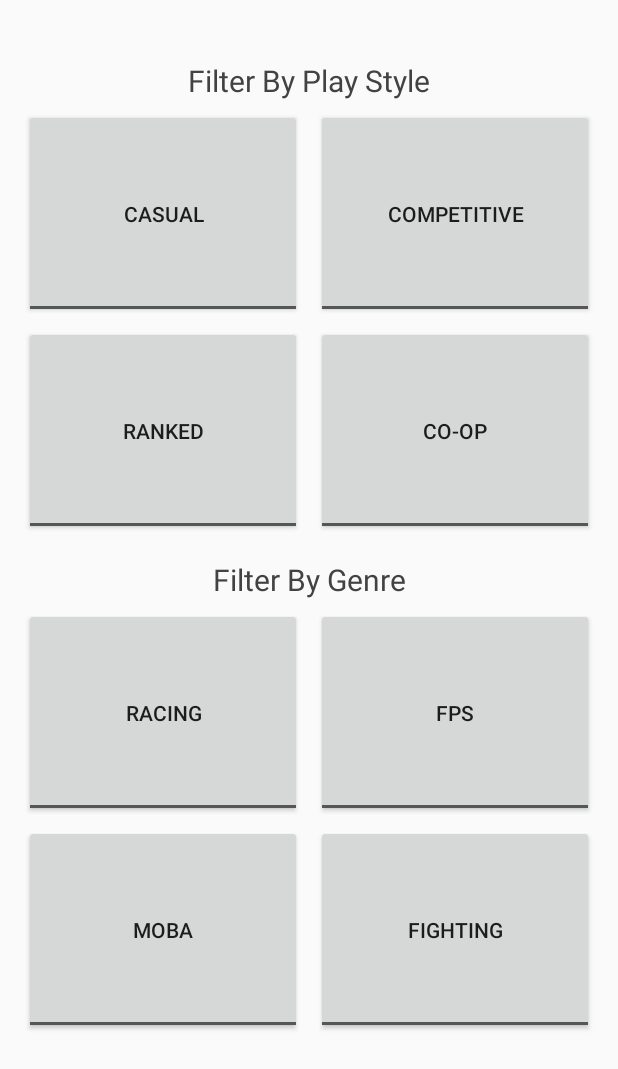
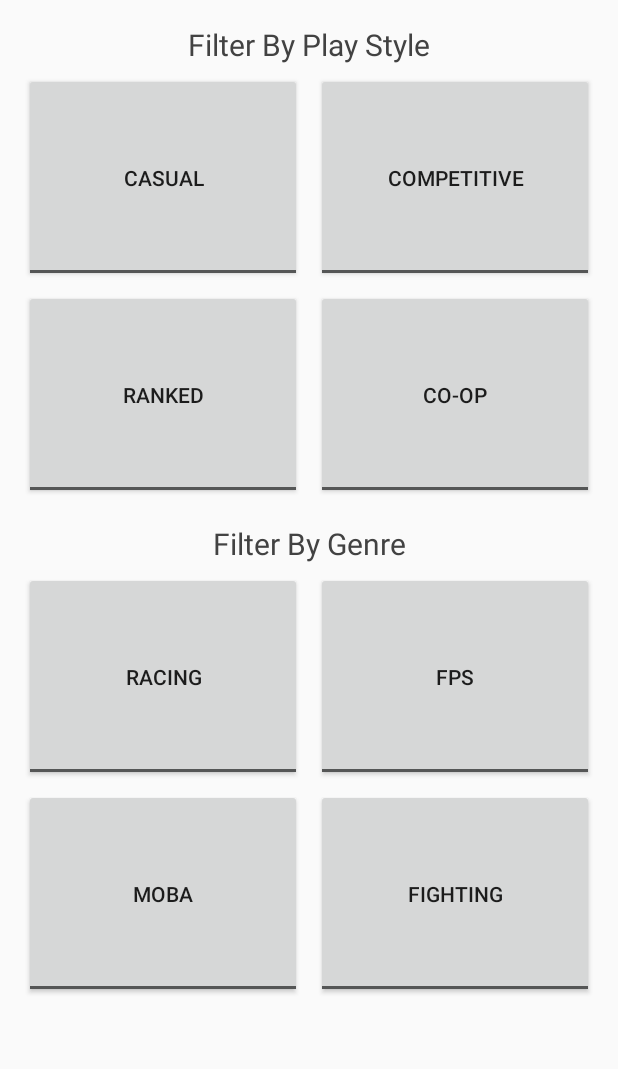
Before and after one commit to GitBray/ProjectGamr, an Android app built with Jetpack Compose: the layout fragment_explore.xml on its own in the app's theme, with its tools: preview values and no code run, on a phone screen of 412 x 824 dp. Shown: the top 1069 px of the screen. Run offline under Robolectric (Android 15) with nearby library versions, the light colour scheme and no system bars.

Commit message:
adjusted some margins on explore and profile pages to better fit previous UI fix

```diff
--- a/app/src/main/res/layout/fragment_explore.xml
+++ b/app/src/main/res/layout/fragment_explore.xml
@@ -11,7 +11,7 @@
         android:id="@+id/PlayStyleTitle"
         android:layout_width="wrap_content"
         android:layout_height="wrap_content"
-        android:layout_marginTop="40dp"
+        android:layout_marginTop="16dp"
         android:text="@string/filter_by_play_style"
         android:textColor="@color/cardview_dark_background"
         android:textSize="20sp"
--- a/app/src/main/res/layout/fragment_profile.xml
+++ b/app/src/main/res/layout/fragment_profile.xml
@@ -13,7 +13,7 @@
         android:id="@+id/titleText"
         android:layout_width="wrap_content"
         android:layout_height="wrap_content"
-        android:layout_marginTop="45dp"
+        android:layout_marginTop="16dp"
         android:text="Profile"
         android:textColor="@color/cardview_dark_background"
         android:textSize="24sp"
```
